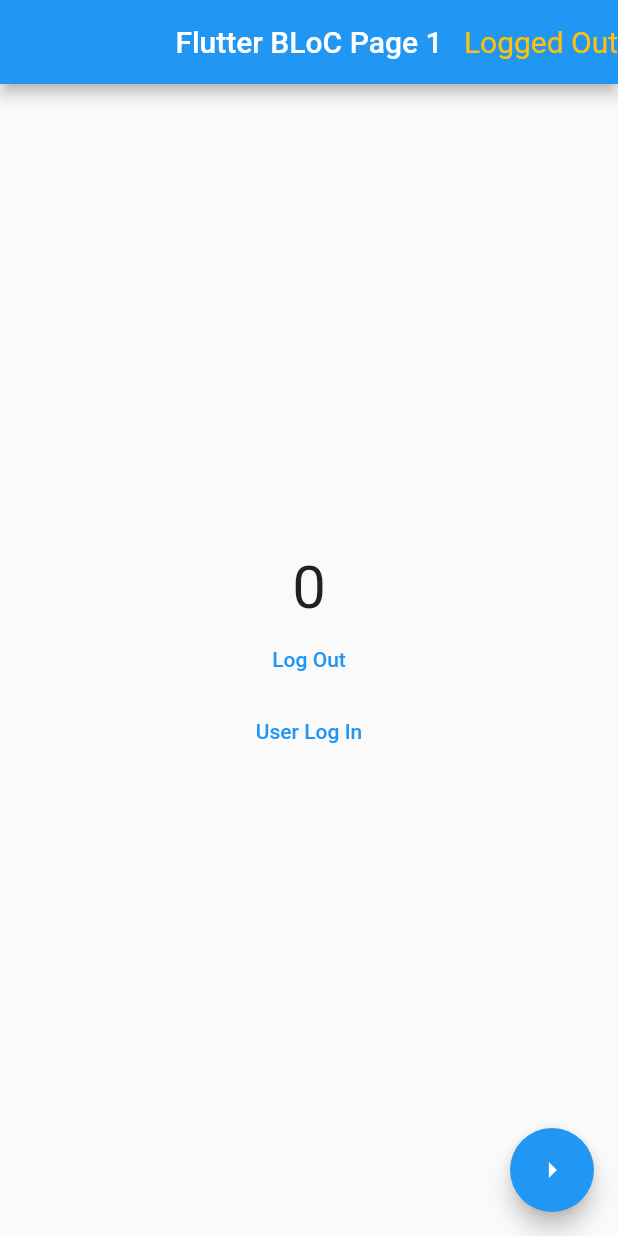
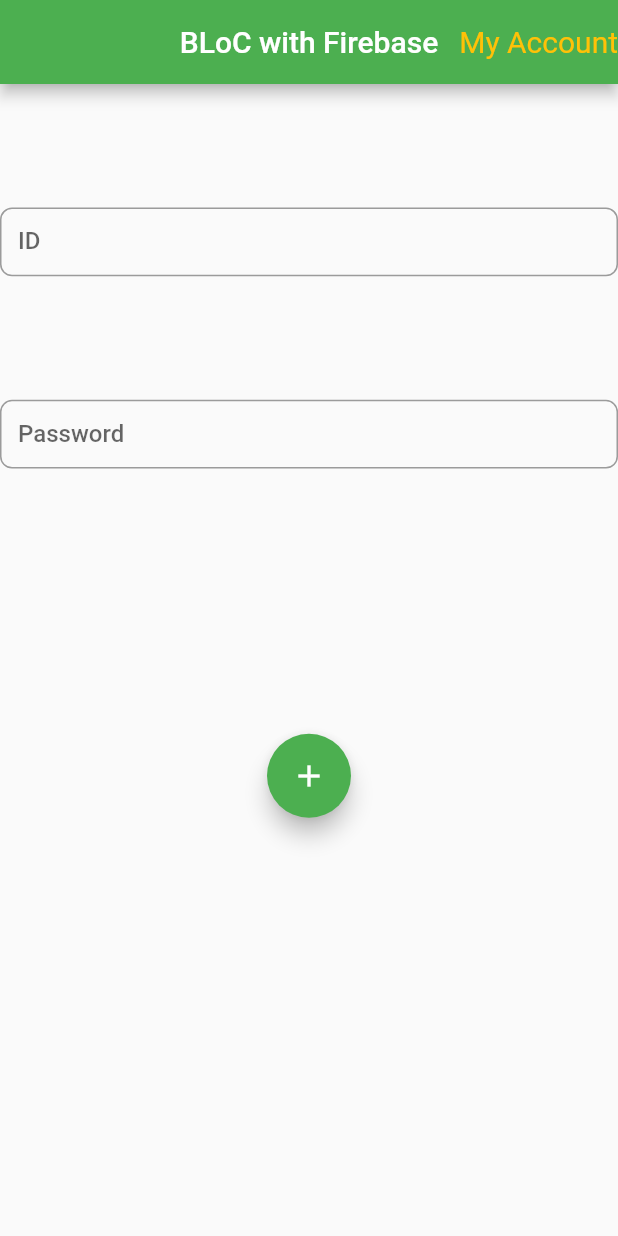
Before and after one commit to Enisco/tracking-multiple-login-states-with-Bloc, a Flutter app: the screen it shows after launch, on a phone screen of 412 x 824 dp. Run offline on Flutter 3.47's test engine with Material 2 defaults, Android fonts, the light colour scheme and no system bars; our stand-ins replace bloc, cloud_firestore, firebase_core, flutter_bloc; accounts and stored records are empty; Roboto replaces fonts that are missing (Poppins).

Commit message:
Added Firebase to Bloc

```diff
--- /dev/null
+++ b/lib/add_data.dart
@@ -0,0 +1,206 @@
+import 'package:flutter/material.dart';
+import 'package:flutter_bloc/flutter_bloc.dart';
+import 'package:flutter_bloc_tutorial/blocs/login_state_bloc.dart';
+import 'package:flutter_bloc_tutorial/blocs/login_string_bloc.dart';
+import 'package:flutter_bloc_tutorial/screens/home.dart';
+import 'package:cloud_firestore/cloud_firestore.dart';
+
+TextEditingController idController = TextEditingController();
+TextEditingController passwordController = TextEditingController();
+String errorMessage = '';
+
+class AddData extends StatefulWidget {
+  const AddData({Key? key}) : super(key: key);
+
+  @override
+  State<AddData> createState() => _AddDataState();
+}
+
+class _AddDataState extends State<AddData> {
+  @override
+  Widget build(BuildContext context) {
+    Size size = MediaQuery.of(context).size;
+    LoginStateBloc _loginBloc = BlocProvider.of<LoginStateBloc>(context);
+
+    return BlocBuilder<LoginStateBloc, int>(builder: (context, state) {
+      return Scaffold(
+          appBar: AppBar(
+            backgroundColor: Colors.green,
+            title: const Text("BLoC with Firebase"),
+            actions: [
+              Center(
+                child: Text(
+                  // loginStatesString[state],
+                  loginString,
+                  style: const TextStyle(fontSize: 20, color: Colors.amber),
+                ),
+              ),
+            ],
+            centerTitle: true,
+          ),
+        body: Center(
+          child: Column(
+            children: [
+              SizedBox(
+                width: size.width,
+                height: size.height / 10,
+              ),
+
+              SizedBox(
+                width: size.width,
+                height: size.height / 18,
+                child: TextField(
+                  controller: idController,
+                  cursorColor: Colors.blueGrey,
+                  style: const TextStyle(
+                      fontFamily: 'Poppins', fontWeight: FontWeight.w500),
+                  decoration: InputDecoration(
+                    labelText: 'ID',
+                    labelStyle: const TextStyle(
+                      fontFamily: 'Poppins',
+                    ),
+                    hintText: "Enter the ID",
+                    border: OutlineInputBorder(
+                      borderRadius: BorderRadius.circular(8.0),
+                    ),
+                    focusedBorder: const OutlineInputBorder(
+                        borderRadius: BorderRadius.all(Radius.circular(18.0)),
+                        borderSide: BorderSide(color: Colors.blueGrey)),
+                    hintStyle: const TextStyle(
+                      fontFamily: 'Poppins',
+                    ),
+                  ),
+                ),
+              ),
+
+              //---------------------------------------------------------------------------------------------------------
+
+              SizedBox(
+                width: size.width,
+                height: size.height / 10,
+              ),
+
+              //---------------------------------------------------------------------------------------------------------
+
+              SizedBox(
+                width: size.width,
+                height: size.height / 18,
+                child: TextField(
+                  controller: passwordController,
+                  cursorColor: Colors.blueGrey,
+                  style: const TextStyle(
+                      fontFamily: 'Poppins', fontWeight: FontWeight.w500),
+                  decoration: InputDecoration(
+                    labelText: 'Password',
+                    labelStyle: const TextStyle(
+                      fontFamily: 'Poppins',
+                    ),
+                    hintText: "Enter the Password",
+                    border: OutlineInputBorder(
+                      borderRadius: BorderRadius.circular(8.0),
+                    ),
+                    focusedBorder: const OutlineInputBorder(
+                        borderRadius: BorderRadius.all(Radius.circular(18.0)),
+                        borderSide: BorderSide(color: Colors.blueGrey)),
+                    hintStyle: const TextStyle(
+                      fontFamily: 'Poppins',
+                    ),
+                  ),
+                ),
+              ),
+
+              //---------------------------------------------------------------------------------------------------------
+
+              SizedBox(
+                width: size.width,
+                height: size.height / 10,
+              ),
+
+              //---------------------------------------------------------------------------------------------------------
+
+              ConstrainedBox(
+                constraints: BoxConstraints(
+                    maxHeight: size.height / 10, maxWidth: size.width / 1.5),
+                child: Text(
+                  errorMessage,
+                  style:
+                      TextStyle(color: Colors.red, fontSize: size.width / 40),
+                ),
+              ),
+
+              //---------------------------------------------------------------------------------------------------------
+
+              SizedBox(
+                width: size.width,
+                height: size.height / 10,
+              ),
+
+              //---------------------------------------------------------------------------------------------------------
+
+              FloatingActionButton(
+                  backgroundColor: Colors.green,
+                  child: const Icon(Icons.add),
+                  onPressed: () async {
+                    if (idController.text == '' ||
+                        passwordController.text == '') {
+                      print('Enter both username and password');
+
+                      setState(() {
+                        errorMessage = 'Enter both username and password';
+                      });
+                    } else {
+                      checkPasswordCorrect();
+                    }
+                  }),
+            ],
+          ),
+        ),
+      );
+    });
+  }
+//covams00001 covams1
+
+  void checkPasswordCorrect() async {
+    String password = passwordController.text;
+    String readPassword;
+
+    final docSnapShot = await FirebaseFirestore.instance
+        .collection("covamsdata")
+        .doc(idController.text)
+        .get();
+    if (docSnapShot.exists) {
+      readPassword = docSnapShot.data()!["Password"].toString();
+      print(readPassword);
+
+      if (readPassword == password) {
+        print('Password matches: ${docSnapShot.data()!["Password"]}');
+        loginString = docSnapShot.data()!["First Name"];
+        setState(() {
+          errorMessage = 'Access granted';
+        });
+
+        Navigator.push(context,
+            MaterialPageRoute(builder: (context) => const HomeScreen()));
+      } else {
+        print('Password doesn\'t  match: ${docSnapShot.data()!["Password"]}');
+        print('Username or password Incorrect');
+        setState(() {
+          errorMessage = 'Username or password Incorrect';
+        });
+      }
+
+      if (docSnapShot.data() == null) {
+        print('User not found');
+        print('Username or password Incorrect');
+        setState(() {
+          errorMessage = 'Username or password Incorrect';
+        });
+      }
+    } else {
+      print('Username or password Incorrect');
+      setState(() {
+        errorMessage = 'Username or password Incorrect';
+      });
+    }
+  }
+}
--- /dev/null
+++ b/lib/blocs/login_string_bloc.dart
@@ -0,0 +1,17 @@
+import 'package:bloc/bloc.dart';
+
+abstract class LoginEvent {}
+
+class LogIn extends LoginEvent {}
+
+class LogOut extends LoginEvent {}
+
+String loginString = 'My Account';
+
+class LoginStringBloc extends Bloc<LoginEvent, String> {
+  LoginStringBloc() : super('My Account') {
+    on<LogOut>((event, emit) => emit(loginString = 'My Account'));
+    on<LogIn>((event, emit) => emit(loginString = loginString));
+    // on<LogIn>((event, emit) => emit(loginString = loginString));
+  }
+}
--- a/lib/main.dart
+++ b/lib/main.dart
@@ -1,19 +1,42 @@
 import 'package:flutter/material.dart';
 import 'package:flutter_bloc/flutter_bloc.dart';
+import 'package:flutter_bloc_tutorial/add_data.dart';
 import 'package:flutter_bloc_tutorial/blocs/login_state_bloc.dart';
-import 'package:flutter_bloc_tutorial/screens/home.dart';
+import 'package:firebase_core/firebase_core.dart';
+import 'package:flutter_bloc_tutorial/blocs/login_string_bloc.dart';
 
-void main() => runApp(MyApp());
+TextEditingController idController = TextEditingController();
+TextEditingController passwordController = TextEditingController();
+String errorMessage = '';
+
+void main() async {
+  WidgetsFlutterBinding.ensureInitialized();
+  await Firebase.initializeApp();
+  runApp(MyApp());
+}
 
 class MyApp extends StatelessWidget {
   @override
   Widget build(BuildContext context) {
-    return BlocProvider<LoginStateBloc>(
-      create: (BuildContext context) {
-        return LoginStateBloc();
-      },
+    // return BlocProvider<LoginStateBloc>(
+    //   create: (BuildContext context) {
+    //     return LoginStateBloc();
+    //   },
+    //   child: const MaterialApp(
+    //     home: AddData(),
+    //   ),
+    // );
+    return MultiBlocProvider(
+      providers: [
+        BlocProvider<LoginStateBloc>(
+          create: (BuildContext context) => LoginStateBloc(),
+        ),
+        BlocProvider<LoginStringBloc>(
+          create: (BuildContext context) => LoginStringBloc(),
+        ),
+      ],
       child: const MaterialApp(
-        home: HomeScreen(),
+        home: AddData(),
       ),
     );
   }
--- a/lib/screens/home.dart
+++ b/lib/screens/home.dart
@@ -1,7 +1,9 @@
 import 'package:flutter/material.dart';
 
 import 'package:flutter_bloc/flutter_bloc.dart';
+import 'package:flutter_bloc_tutorial/add_data.dart';
 import 'package:flutter_bloc_tutorial/blocs/login_state_bloc.dart';
+import 'package:flutter_bloc_tutorial/blocs/login_string_bloc.dart';
 import 'package:flutter_bloc_tutorial/screens/other_screens.dart';
 
 class HomeScreen extends StatelessWidget {
@@ -12,13 +14,15 @@ class HomeScreen extends StatelessWidget {
     LoginStateBloc _counterBloc = BlocProvider.of<LoginStateBloc>(context);
 
     return BlocBuilder<LoginStateBloc, int>(builder: (context, state) {
+      return BlocBuilder<LoginStringBloc, String>(builder: (context, string) {
         return Scaffold(
           appBar: AppBar(
             title: const Text("Flutter BLoC Page 1"),
             actions: [
               Center(
                 child: Text(
-                loginStatesString[state],
+                  // loginStatesString[state],
+                  loginString,
                   style: const TextStyle(fontSize: 20, color: Colors.amber),
                 ),
               ),
@@ -34,9 +38,14 @@ class HomeScreen extends StatelessWidget {
                   style: const TextStyle(fontSize: 40),
                 ),
                 TextButton(
-                child: const Text("Log Out"),
+                  child: const Text("Logged Out"),
                   onPressed: () {
                     _counterBloc.add(LoggedOut());
+                    loginString = 'My Account';
+                    Navigator.of(context).pushAndRemoveUntil(
+                        MaterialPageRoute(
+                            builder: (context) => const AddData()),
+                        (Route<dynamic> route) => false);
                   },
                 ),
                 TextButton(
@@ -59,5 +68,6 @@ class HomeScreen extends StatelessWidget {
           ),
         );
       });
+    });
   }
 }
--- a/pubspec.yaml
+++ b/pubspec.yaml
@@ -36,6 +36,8 @@ dependencies:
   cupertino_icons: ^1.0.2
   flutter_bloc: ^8.0.1
   equatable: ^2.0.3
+  firebase_core: ^1.15.0
+  cloud_firestore: ^3.1.13
 
 dev_dependencies:
   flutter_test:
```
Also changed, not shown: lib/screens/other_screens.dart (+11 -2 lines), pubspec.lock, 1 other file. Lines whose indentation alone changed are shown as unchanged.
